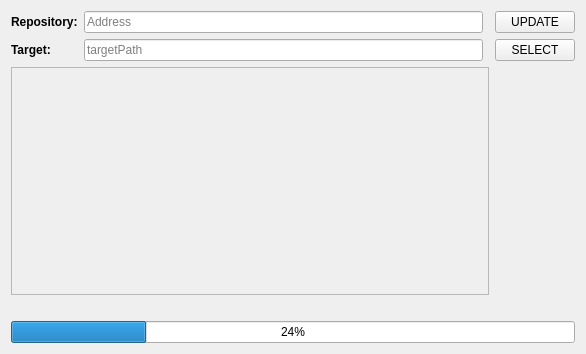
Old version of the form src/mainwindow.ui in the repository DrSmyrke/My-Updater.
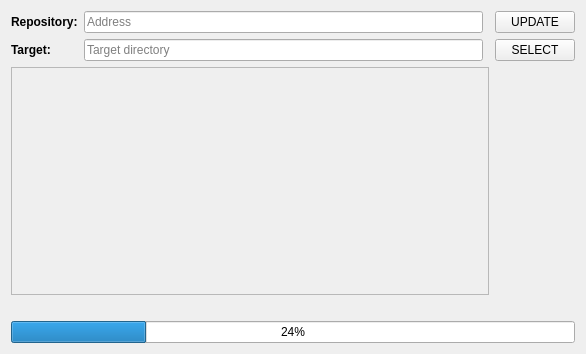
New version of the form.

The edit to the form file:
```diff
--- a/src/mainwindow.ui
+++ b/src/mainwindow.ui
@@ -49,7 +49,7 @@
     <item row="1" column="1">
      <widget class="QLineEdit" name="targetBox">
       <property name="placeholderText">
-       <string>targetPath</string>
+       <string>Target directory</string>
       </property>
      </widget>
     </item>
```
Left out of the diff: 2 changed lines with no effect on the pictures.
